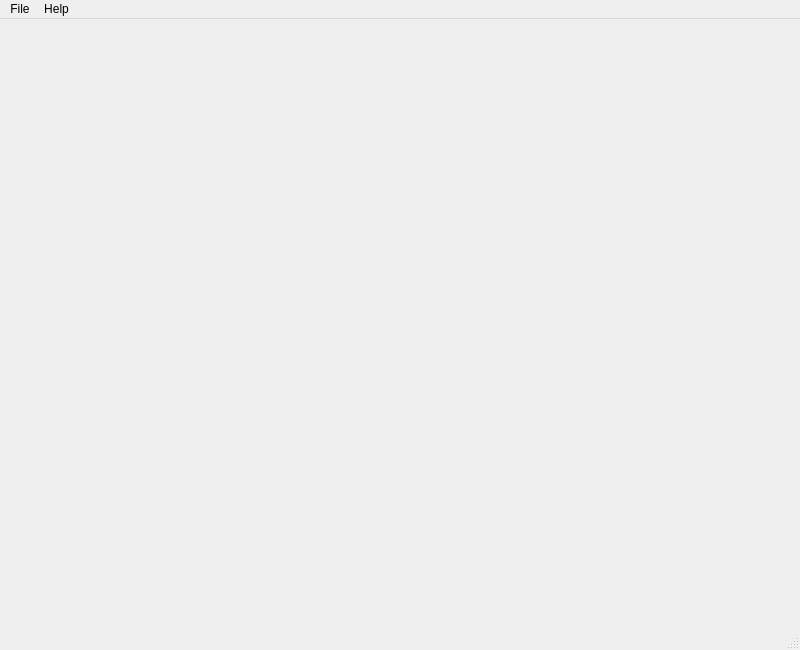
Old version of the form client/mainwindow.ui in the repository pstavirs/ostinato.
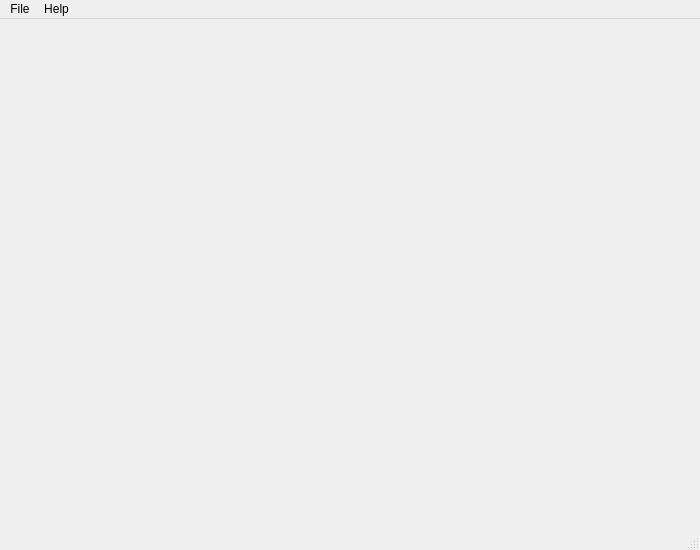
New version of the form. Icons and pictures are not drawn.

Commit message: Removed hardcoded paths from pbrpc.pro; made MainWindow default size smaller

```diff
--- a/client/mainwindow.ui
+++ b/client/mainwindow.ui
@@ -5,8 +5,8 @@
    <rect>
     <x>0</x>
     <y>0</y>
-    <width>800</width>
-    <height>650</height>
+    <width>700</width>
+    <height>550</height>
    </rect>
   </property>
   <property name="windowTitle" >
@@ -18,7 +18,7 @@
     <rect>
      <x>0</x>
      <y>0</y>
-     <width>800</width>
+     <width>700</width>
      <height>21</height>
     </rect>
    </property>
```
The commit also changes 1 other file.
